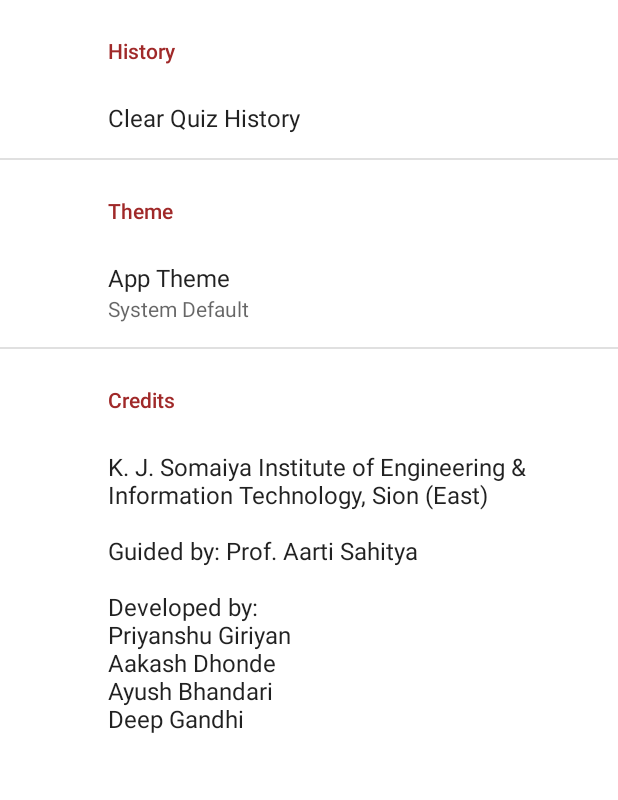
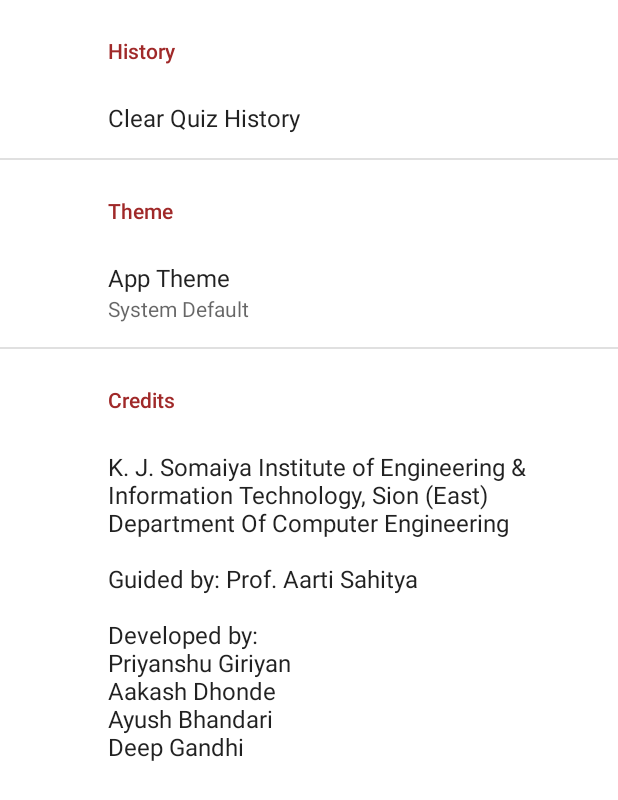
Before and after one commit to SnappyDragon64/DLQuiz, an Android app: the SettingsActivity screen opened directly, with no data from a screen before it, on a phone screen of 412 x 824 dp. Shown: the top 800 px of the screen. Run offline under Robolectric (Android 15) with nearby library versions, the phone set to English and light mode, and no system bars; our stand-ins replace androidx.preference; libraries missing offline, so code that uses them is left out: com.google.firebase.crashlytics; Roboto replaces fonts that are not available here.

Commit message:
Updated credits

```diff
--- a/app/src/main/res/values/strings.xml
+++ b/app/src/main/res/values/strings.xml
@@ -9,5 +9,5 @@
 
     <string name="history_title">Clear Quiz History</string>
     <string name="theme_title">App Theme</string>
-    <string name="credits_title">K. J. Somaiya Institute of Engineering \&amp; Information Technology, Sion (East)\n\nGuided by: Prof. Aarti Sahitya\n\nDeveloped by:\nPriyanshu Giriyan\nAakash Dhonde\nAyush Bhandari\nDeep Gandhi</string>
+    <string name="credits_title">K. J. Somaiya Institute of Engineering \&amp; Information Technology, Sion (East)\nDepartment Of Computer Engineering\n\nGuided by: Prof. Aarti Sahitya\n\nDeveloped by:\nPriyanshu Giriyan\nAakash Dhonde\nAyush Bhandari\nDeep Gandhi</string>
 </resources>
```
